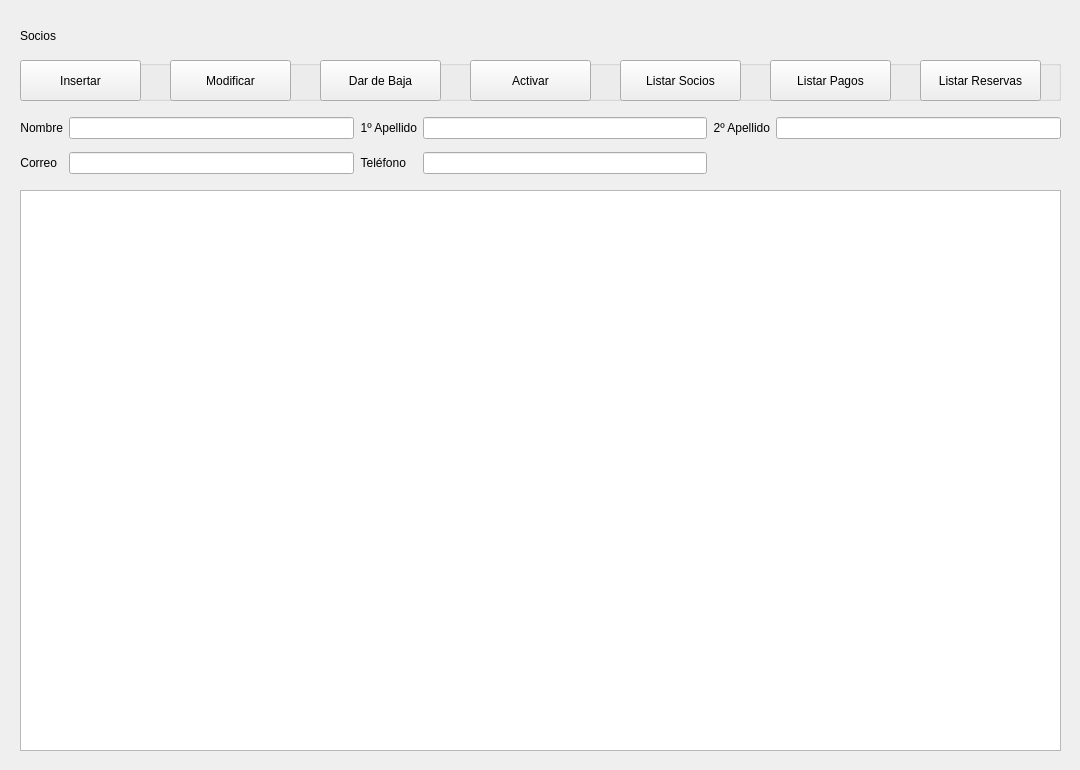
The window that ui/qt/socio_page.ui (i82camud/Club_Padel) describes before a commit, drawn with Qt 5.
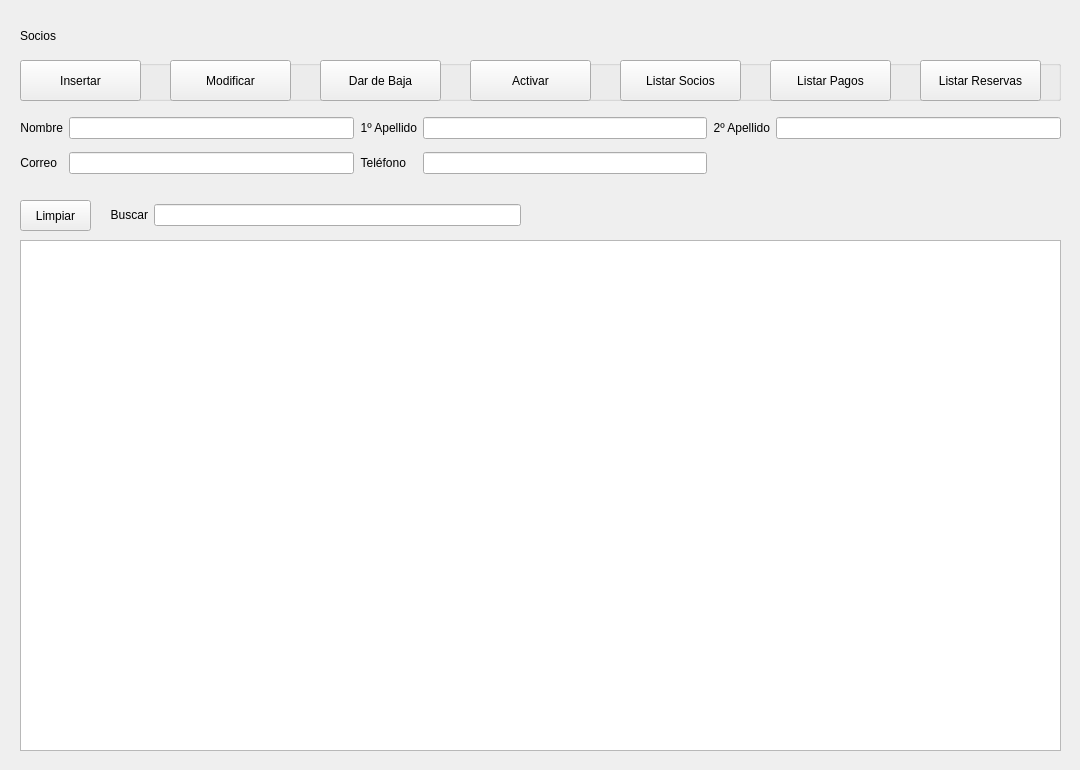
The same window after the commit.

Commit message:
Cambios en Socios
Añadir botón de limpiar y campo para buscar

Diff of the .ui file:
```diff
--- a/ui/qt/socio_page.ui
+++ b/ui/qt/socio_page.ui
@@ -17,9 +17,9 @@
    <property name="geometry">
     <rect>
      <x>20</x>
-     <y>190</y>
+     <y>240</y>
      <width>1041</width>
-     <height>561</height>
+     <height>511</height>
     </rect>
    </property>
    <property name="alternatingRowColors">
@@ -263,6 +263,50 @@
     <string>Socios</string>
    </property>
   </widget>
+  <widget class="QPushButton" name="btn_limpiar">
+   <property name="geometry">
+    <rect>
+     <x>20</x>
+     <y>200</y>
+     <width>71</width>
+     <height>31</height>
+    </rect>
+   </property>
+   <property name="text">
+    <string>Limpiar</string>
+   </property>
+  </widget>
+  <widget class="QWidget" name="gridLayoutWidget_2">
+   <property name="geometry">
+    <rect>
+     <x>110</x>
+     <y>190</y>
+     <width>411</width>
+     <height>51</height>
+    </rect>
+   </property>
+   <layout class="QGridLayout" name="gridLayout_2">
+    <item row="0" column="0">
+     <widget class="QLabel" name="label_6">
+      <property name="sizePolicy">
+       <sizepolicy hsizetype="Fixed" vsizetype="Preferred">
+        <horstretch>0</horstretch>
+        <verstretch>0</verstretch>
+       </sizepolicy>
+      </property>
+      <property name="text">
+       <string>Buscar</string>
+      </property>
+      <property name="alignment">
+       <set>Qt::AlignRight|Qt::AlignTrailing|Qt::AlignVCenter</set>
+      </property>
+     </widget>
+    </item>
+    <item row="0" column="1">
+     <widget class="QLineEdit" name="txt_buscar"/>
+    </item>
+   </layout>
+  </widget>
  </widget>
  <resources/>
  <connections/>
```
The commit also changes 2 other files.
